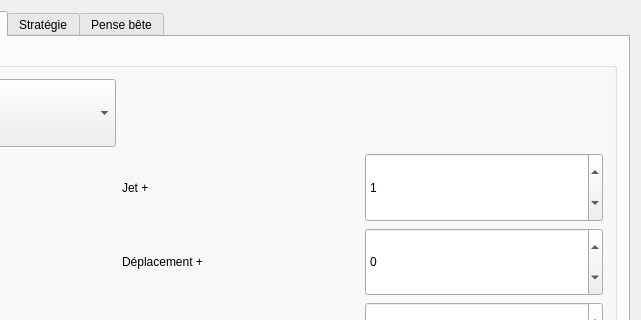
The window that mainwindow.ui (e2002e/JRTM-MERP) describes before a commit, drawn with Qt 5; both pictures show x 160 to 801 and y 0 to 320 of the 801 by 749 pixel window.
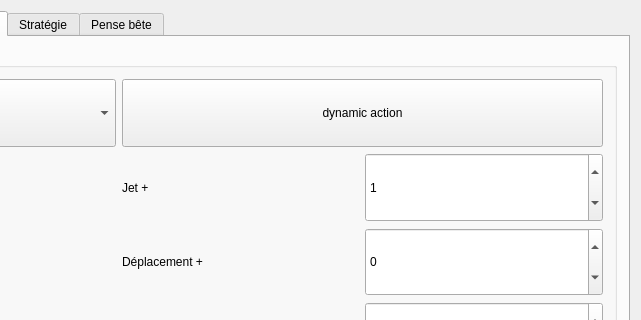
The same window after the commit. The open tabs and pages were chosen to show the change.

The edit to the form file:
```diff
--- a/mainwindow.ui
+++ b/mainwindow.ui
@@ -1588,6 +1588,19 @@
              </property>
             </widget>
            </item>
+           <item row="0" column="1" colspan="2">
+            <widget class="QPushButton" name="pushButton_2">
+             <property name="sizePolicy">
+              <sizepolicy hsizetype="Preferred" vsizetype="Preferred">
+               <horstretch>0</horstretch>
+               <verstretch>0</verstretch>
+              </sizepolicy>
+             </property>
+             <property name="text">
+              <string>dynamic action</string>
+             </property>
+            </widget>
+           </item>
           </layout>
          </widget>
         </item>
```
Left out of the diff: 10 changed lines with no effect on the pictures.
